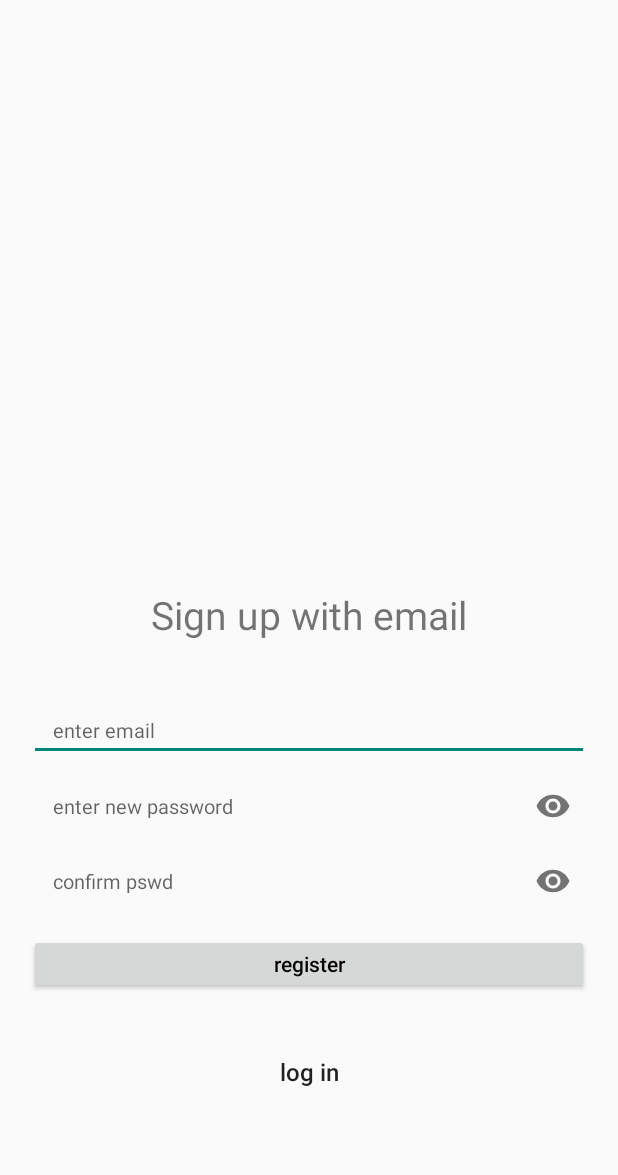
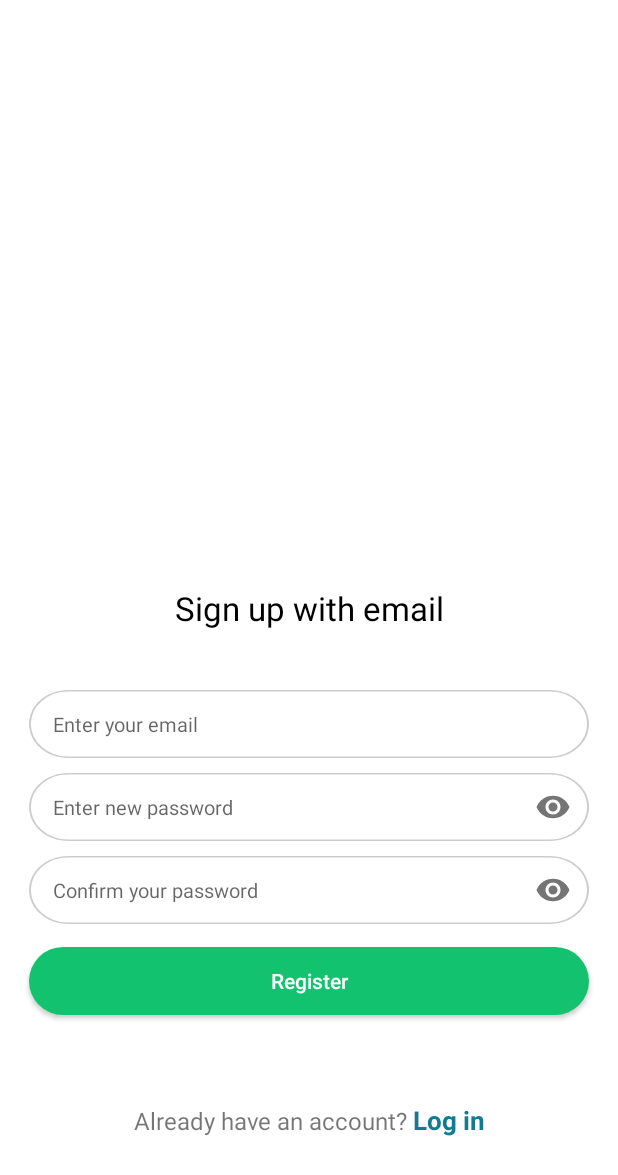
Before and after one commit to My-Dairy/My-Dairy, an Android app: the EmailRegisterActivity screen opened directly, with no data from a screen before it, on a phone screen of 412 x 824 dp. Shown: the top 1175 px of the screen. Run offline under Robolectric (Android 15) with nearby library versions, the phone set to English and light mode, and no system bars; our stand-ins replace Firebase (no records; nobody signed in at launch, a user with empty details on screens opened directly).

Commit message:
First Version

```diff
--- a/app/src/main/java/com/example/mydairy/emaillogin/EmailRegisterActivity.java
+++ b/app/src/main/java/com/example/mydairy/emaillogin/EmailRegisterActivity.java
@@ -8,6 +8,7 @@ import android.os.Bundle;
 import android.view.View;
 import android.widget.Button;
 import android.widget.EditText;
+import android.widget.TextView;
 import android.widget.Toast;
 
 import com.example.mydairy.Details.UserDetails;
@@ -32,7 +33,7 @@ public class EmailRegisterActivity extends AppCompatActivity {
     TextInputLayout Confirm;
     Button Register;
     EditText pwd, cnfrm;
-    Button Login;
+    TextView Login;
 
     private static final Pattern PASSWORD_PATTERN =
             Pattern.compile("^(?=.*[0-9])"
@@ -57,7 +58,7 @@ public class EmailRegisterActivity extends AppCompatActivity {
         pwd = (EditText) findViewById(R.id.pwd);
         cnfrm = (EditText) findViewById(R.id.cnfrm);
 
-        Login = (Button) findViewById(R.id.btn_log_in);
+        Login = (TextView) findViewById(R.id.btn_log_in);
 
 
         Login.setOnClickListener(new View.OnClickListener() {
--- /dev/null
+++ b/app/src/main/res/drawable/btn_login.xml
@@ -0,0 +1,8 @@
+<?xml version="1.0" encoding="utf-8"?>
+<shape xmlns:android="http://schemas.android.com/apk/res/android">
+    <solid
+        android:color="@color/primary_color"
+        />
+    <corners
+        android:radius="30dp"/>
+</shape>
--- /dev/null
+++ b/app/src/main/res/drawable/input_login.xml
@@ -0,0 +1,29 @@
+<vector
+    xmlns:android="http://schemas.android.com/apk/res/android"
+    xmlns:aapt="http://schemas.android.com/aapt"
+    android:width="300dp"
+    android:height="42dp"
+    android:viewportWidth="300"
+    android:viewportHeight="42"
+    >
+
+    <group>
+
+        <clip-path
+            android:pathData="M21 0H279C290.598 0 300 9.40202 300 21C300 32.598 290.598 42 279 42H21C9.40202 42 0 32.598 0 21C0 9.40202 9.40202 0 21 0Z"
+            />
+
+        <path
+            android:pathData="M0 0V42H300V0"
+            android:fillColor="#FFFFFF"
+            />
+
+        <path
+            android:pathData="M21 0H279C290.598 0 300 9.40202 300 21C300 32.598 290.598 42 279 42H21C9.40202 42 0 32.598 0 21C0 9.40202 9.40202 0 21 0Z"
+            android:strokeWidth="2"
+            android:strokeColor="#33000000"
+            />
+
+    </group>
+
+</vector>
--- a/app/src/main/res/layout/activity_email_login.xml
+++ b/app/src/main/res/layout/activity_email_login.xml
@@ -7,22 +7,7 @@
     tools:context=".emaillogin.EmailLoginActivity">
 
 
-        <ImageView
-            android:id="@+id/imageView"
-            android:layout_width="0dp"
-            android:layout_height="wrap_content"
-            android:layout_marginStart="59dp"
-            android:layout_marginLeft="59dp"
-            android:layout_marginTop="60dp"
-            android:layout_marginEnd="59dp"
-            android:layout_marginRight="59dp"
-            android:layout_marginBottom="70dp"
-            app:layout_constraintBottom_toTopOf="@+id/activity_indicator"
-            app:layout_constraintEnd_toEndOf="parent"
-            app:layout_constraintHorizontal_bias="0.5"
-            app:layout_constraintStart_toStartOf="parent"
-            app:layout_constraintTop_toTopOf="parent"
-            />
+
 
         <TextView
             android:id="@+id/activity_indicator"
--- a/app/src/main/res/layout/activity_email_register.xml
+++ b/app/src/main/res/layout/activity_email_register.xml
@@ -4,32 +4,19 @@
     xmlns:tools="http://schemas.android.com/tools"
     android:layout_width="match_parent"
     android:layout_height="match_parent"
-    tools:context=".emaillogin.EmailRegisterActivity">
+    tools:context=".emaillogin.EmailRegisterActivity"
+    android:background="@color/white"
+    >
 
-    <ImageView
-        android:id="@+id/imageView"
-        android:layout_width="0dp"
-        android:layout_height="wrap_content"
-        android:layout_marginStart="59dp"
-        android:layout_marginLeft="59dp"
-        android:layout_marginTop="60dp"
-        android:layout_marginEnd="59dp"
-        android:layout_marginRight="59dp"
-        android:layout_marginBottom="70dp"
-        app:layout_constraintBottom_toTopOf="@+id/textview_sign_up_email"
-        app:layout_constraintEnd_toEndOf="parent"
-        app:layout_constraintHorizontal_bias="0.5"
-        app:layout_constraintStart_toStartOf="parent"
-        app:layout_constraintTop_toTopOf="parent"
-        />
 
     <TextView
         android:id="@+id/textview_sign_up_email"
         android:layout_width="wrap_content"
         android:layout_height="wrap_content"
         android:layout_marginBottom="40dp"
-        android:text="Sign up with email"
-        android:textSize="26sp"
+        android:text="@string/sign_up"
+        android:textColor="@color/black"
+        android:textSize="22sp"
         app:layout_constraintBottom_toTopOf="@+id/email_box"
         app:layout_constraintEnd_toEndOf="parent"
         app:layout_constraintHorizontal_bias="0.5"
@@ -38,39 +25,40 @@
     <EditText
         android:id="@+id/email_box"
         android:layout_width="0dp"
-        android:layout_height="40dp"
+        android:layout_height="45dp"
         android:layout_marginStart="19dp"
         android:layout_marginLeft="19dp"
         android:layout_marginEnd="19dp"
         android:layout_marginRight="19dp"
         android:layout_marginBottom="10dp"
         android:ems="10"
-        android:hint="enter email"
+        android:background="@drawable/input_login"
+        android:hint="@string/enter_email"
         android:inputType="textEmailAddress"
+        android:paddingHorizontal="16sp"
         android:textSize="13sp"
         app:layout_constraintBottom_toTopOf="@+id/password_box"
         app:layout_constraintEnd_toEndOf="parent"
         app:layout_constraintHorizontal_bias="0.5"
-        app:layout_constraintStart_toStartOf="parent"
-        android:paddingLeft="16dp"
-        android:paddingRight="16sp"/>
+        app:layout_constraintStart_toStartOf="parent" />
 
 
     <com.google.android.material.textfield.TextInputLayout
         android:id="@+id/password_box"
         android:layout_width="0dp"
-        android:layout_height="40dp"
-        app:passwordToggleEnabled="true"
+        android:layout_height="45dp"
         android:layout_marginStart="19dp"
         android:layout_marginLeft="19dp"
         android:layout_marginEnd="19dp"
         android:layout_marginRight="19dp"
+        android:layout_marginBottom="10dp"
         app:hintEnabled="false"
-        android:layout_marginBottom="10dp"
+        android:background="@drawable/input_login"
         app:layout_constraintBottom_toTopOf="@+id/confirm_password_box"
         app:layout_constraintEnd_toEndOf="parent"
         app:layout_constraintHorizontal_bias="0.505"
         app:layout_constraintStart_toStartOf="parent"
+        app:passwordToggleEnabled="true"
 
         >
 
@@ -78,14 +66,12 @@
             android:id="@+id/pwd"
             android:layout_width="match_parent"
             android:layout_height="match_parent"
-            android:textSize="13sp"
+            android:background="@null"
+            android:ems="15"
+            android:hint="@string/enter_password"
             android:inputType="textPassword"
-            android:ems="15"
-            android:hint="enter new password"
-            android:paddingLeft="16dp"
-            android:paddingRight="16sp"
-            android:background="@null"
-            />
+            android:paddingHorizontal="16sp"
+            android:textSize="13sp" />
 
     </com.google.android.material.textfield.TextInputLayout>
 
@@ -93,32 +79,30 @@
     <com.google.android.material.textfield.TextInputLayout
         android:id="@+id/confirm_password_box"
         android:layout_width="0dp"
-        android:layout_height="40dp"
-        app:passwordToggleEnabled="true"
+        android:layout_height="45dp"
         android:layout_marginStart="19dp"
         android:layout_marginLeft="19dp"
         android:layout_marginEnd="19dp"
         android:layout_marginRight="19dp"
+        android:layout_marginBottom="15dp"
+        android:background="@drawable/input_login"
         app:hintEnabled="false"
-        android:layout_marginBottom="15dp"
         app:layout_constraintBottom_toTopOf="@+id/register_btn"
         app:layout_constraintEnd_toEndOf="parent"
         app:layout_constraintHorizontal_bias="0.505"
         app:layout_constraintStart_toStartOf="parent"
-        >
+        app:passwordToggleEnabled="true">
 
         <EditText
             android:id="@+id/cnfrm"
             android:layout_width="match_parent"
             android:layout_height="match_parent"
-            android:textSize="13sp"
+            android:background="@null"
+            android:ems="15"
+            android:hint="@string/confirm_password"
             android:inputType="textPassword"
-            android:ems="15"
-            android:hint="confirm pswd"
-            android:paddingLeft="16dp"
-            android:paddingRight="16sp"
-            android:background="@null"
-            />
+            android:paddingHorizontal="16sp"
+            android:textSize="13sp" />
 
     </com.google.android.material.textfield.TextInputLayout>
 
@@ -126,37 +110,54 @@
     <Button
         android:id="@+id/register_btn"
         android:layout_width="0dp"
-        android:layout_height="40dp"
+        android:layout_height="45dp"
         android:layout_marginStart="19dp"
-        android:layout_marginLeft="19dp"
         android:layout_marginEnd="19dp"
-        android:layout_marginRight="19dp"
-        android:layout_marginBottom="32dp"
-        android:text="register"
+        android:layout_marginBottom="58dp"
+        android:background="@drawable/btn_login"
+        android:text="@string/register"
         android:textAllCaps="false"
-        android:textColor="@color/black"
-        app:layout_constraintBottom_toTopOf="@id/btn_log_in"
+        android:textColor="@color/white"
+        app:layout_constraintBottom_toTopOf="@id/linear_layout"
         app:layout_constraintEnd_toEndOf="parent"
         app:layout_constraintHorizontal_bias="0.5"
         app:layout_constraintStart_toStartOf="parent" />
 
-    <Button
-        android:id="@+id/btn_log_in"
-        android:layout_width="0dp"
-        android:layout_height="40dp"
+    <LinearLayout
+        android:id="@+id/linear_layout"
+        android:layout_width="wrap_content"
+        android:layout_height="wrap_content"
         android:layout_marginStart="19dp"
-        android:layout_marginLeft="19dp"
         android:layout_marginEnd="19dp"
-        android:layout_marginRight="19dp"
-        android:layout_marginBottom="89dp"
-        android:background="@null"
-        android:text="log in"
-        android:textAllCaps="false"
-        android:textSize="16sp"
+        android:layout_marginBottom="65dp"
+        app:layout_constraintStart_toStartOf="@id/register_btn"
+        app:layout_constraintEnd_toEndOf="@id/register_btn"
         app:layout_constraintBottom_toBottomOf="parent"
-        app:layout_constraintEnd_toEndOf="parent"
-        app:layout_constraintHorizontal_bias="0.5"
-        app:layout_constraintStart_toStartOf="parent" />
+        >
+
+        <TextView
+            android:id="@+id/text_already"
+            android:layout_width="wrap_content"
+            android:layout_height="wrap_content"
+            android:gravity="end"
+            android:text="@string/already_account"
+            android:layout_marginEnd="4dp"
+            android:textSize="16sp"
+            />
+
+        <TextView
+            android:id="@+id/btn_log_in"
+            android:layout_width="wrap_content"
+            android:layout_height="wrap_content"
+            android:gravity="start"
+            android:textStyle="bold"
+            android:textColor="@color/secondary_color"
+            android:text="@string/log_in"
+            android:textSize="17sp"
+            />
+    </LinearLayout>
+
+
 
 
 
--- a/app/src/main/res/values-night/themes.xml
+++ b/app/src/main/res/values-night/themes.xml
@@ -2,7 +2,7 @@
     <!-- Base application theme. -->
     <style name="Theme.MyDairy" parent="Theme.MaterialComponents.DayNight.DarkActionBar">
         <!-- Primary brand color. -->
-        <item name="colorPrimary">@color/purple_200</item>
+        <item name="colorPrimary">@color/primary_color</item>
         <item name="colorPrimaryVariant">@color/purple_700</item>
         <item name="colorOnPrimary">@color/black</item>
         <!-- Secondary brand color. -->
--- a/app/src/main/res/values/colors.xml
+++ b/app/src/main/res/values/colors.xml
@@ -1,7 +1,7 @@
 <?xml version="1.0" encoding="utf-8"?>
 <resources>
-    <color name="purple_200">#FFBB86FC</color>
-    <color name="purple_500">#FF6200EE</color>
+    <color name="primary_color">#13C26E</color>
+    <color name="secondary_color">#107B93</color>
     <color name="purple_700">#FF3700B3</color>
     <color name="teal_200">#FF03DAC5</color>
     <color name="teal_700">#FF018786</color>
--- a/app/src/main/res/values/strings.xml
+++ b/app/src/main/res/values/strings.xml
@@ -1,4 +1,14 @@
 <resources>
     <string name="app_name">My Dairy</string>
     <string name="hello_sp">Hello SP</string>
+
+    <!--activity_email_register.xml-->
+    <string name="sign_up">Sign up with email</string>
+    <string name="enter_email">Enter your email</string>
+    <string name="enter_password">Enter new password</string>
+    <string name="confirm_password">Confirm your password</string>
+    <string name="register">Register</string>
+    <string name="already_account">Already have an account?</string>
+    <string name="log_in">Log in</string>
+
 </resources>
--- a/app/src/main/res/values/themes.xml
+++ b/app/src/main/res/values/themes.xml
@@ -2,7 +2,7 @@
     <!-- Base application theme. -->
     <style name="Theme.MyDairy" parent="Theme.MaterialComponents.DayNight.DarkActionBar">
         <!-- Primary brand color. -->
-        <item name="colorPrimary">@color/purple_500</item>
+        <item name="colorPrimary">@color/primary_color</item>
         <item name="colorPrimaryVariant">@color/purple_700</item>
         <item name="colorOnPrimary">@color/white</item>
         <!-- Secondary brand color. -->
```
Also changed, not shown: 466 other files.
